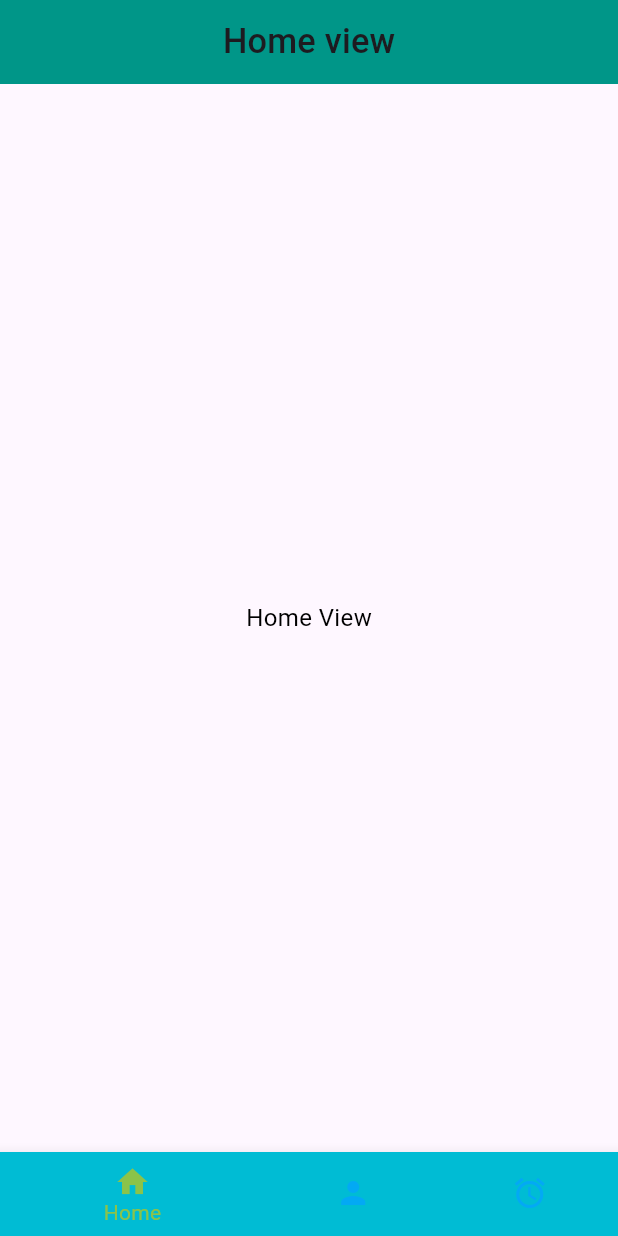
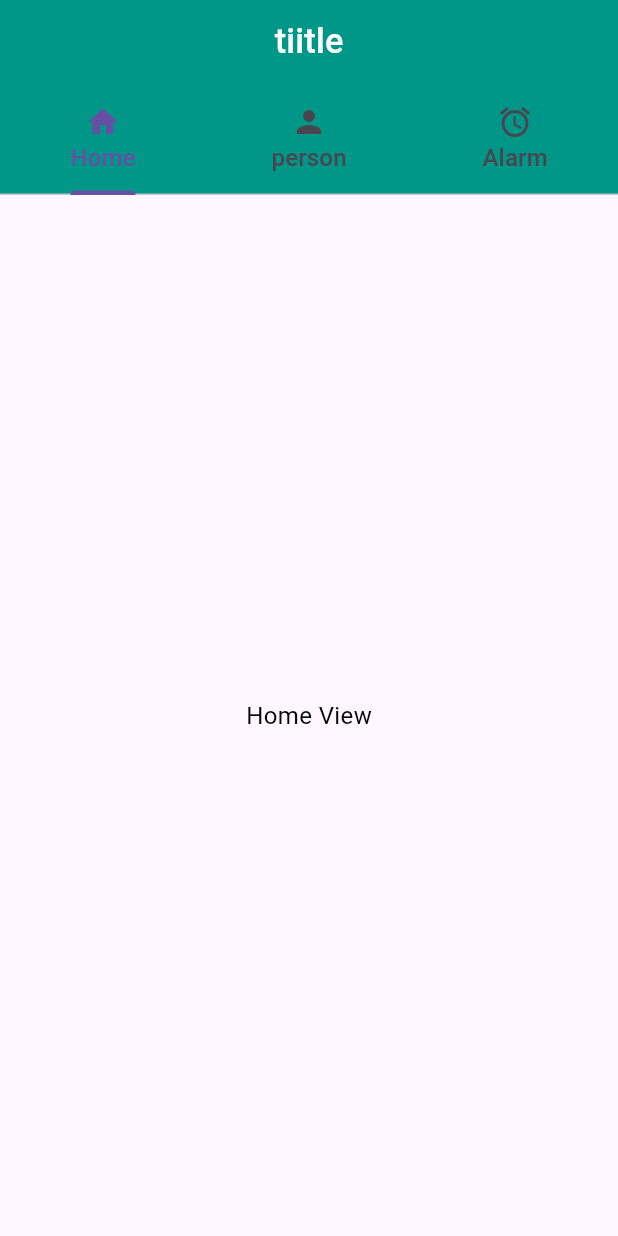
Before and after one commit to Gulshid/Chat-App, a Flutter app: the screen it shows after launch, on a phone screen of 412 x 824 dp. Run offline on Flutter 3.47's test engine with Material 3 defaults, Android fonts, the phone set to English and light mode, and no system bars; our stand-ins replace flutter_screenutil.

Commit message:
Tab bar also done

```diff
--- a/chat_app/lib/view_/alarm_view.dart
+++ b/chat_app/lib/view_/alarm_view.dart
@@ -11,10 +11,10 @@ class _AlarmViewState extends State<AlarmView> {
   @override
   Widget build(BuildContext context) {
     return Scaffold(
-      appBar: AppBar(
-        title: Text('alarm view'),
-        centerTitle: true,
-      ),
+      // appBar: AppBar(
+      //   title: Text('alarm view'),
+      //   centerTitle: true,
+      // ),
       body: Center(child: Text('Alarm View', style: TextStyle(color: Colors.black),),),
     );
   }
--- a/chat_app/lib/view_/home_vi.dart
+++ b/chat_app/lib/view_/home_vi.dart
@@ -11,10 +11,10 @@ class _HomeViState extends State<HomeVi> {
   @override
   Widget build(BuildContext context) {
     return Scaffold(
-      appBar: AppBar(
-        title: Text('Home view'),
-        centerTitle: true,
-      ),
+      // appBar: AppBar(
+      //   title: Text('Home view'),
+      //   centerTitle: true,
+      // ),
       body: Center(child: Text('Home View', style: TextStyle(color: Colors.black),),),
     );
   }
--- a/chat_app/lib/view_/home_view.dart
+++ b/chat_app/lib/view_/home_view.dart
@@ -1,9 +1,12 @@
-import 'package:chat_app/ViewModel/home_Provider.dart';
+// import 'package:chat_app/ViewModel/home_Provider.dart';
+// import 'package:chat_app/view_/alarm_view.dart';
+// import 'package:chat_app/view_/home_vi.dart';
+// import 'package:chat_app/view_/person_view.dart';
 import 'package:chat_app/view_/alarm_view.dart';
 import 'package:chat_app/view_/home_vi.dart';
 import 'package:chat_app/view_/person_view.dart';
 import 'package:flutter/material.dart';
-import 'package:provider/provider.dart';
+// import 'package:provider/provider.dart';
 
 class HomeView extends StatefulWidget {
   const HomeView({super.key});
@@ -13,42 +16,59 @@ class HomeView extends StatefulWidget {
 }
 
 class _HomeViewState extends State<HomeView> {
-  int index = 0;
-  List _page = [HomeVi(), PersonView(), AlarmView()];
+  // List _page = [HomeVi(), PersonView(), AlarmView()];
   @override
   Widget build(BuildContext context) {
-    final home_pro = Provider.of<HomeProvider>(context);
-    return Scaffold(
-      bottomNavigationBar: BottomNavigationBar(
-        backgroundColor: Colors.teal,
-        selectedItemColor: Colors.lightGreen,
-        unselectedItemColor: Colors.lightBlue,
-        type: BottomNavigationBarType.shifting,
-        currentIndex: home_pro.index,
-        onTap: (int newindex) {
-          home_pro.setindex(newindex);
-        },
-        items: [
-          BottomNavigationBarItem(
-            icon: Icon(Icons.home),
-            label: 'Home',
-            backgroundColor: Colors.cyan,
-          ),
+    // final home_pro = Provider.of<HomeProvider>(context);
+    return DefaultTabController(
+      length: 3,
+      child: Scaffold(
 
-          BottomNavigationBarItem(
-            icon: Icon(Icons.person),
-            label: 'person',
-            backgroundColor: Colors.green,
-          ),
+        appBar: AppBar(
+          centerTitle: true,
+          title: Text('tiitle', style: TextStyle(color: Colors.white),),
+          bottom: TabBar(tabs: [
+            Tab(icon: Icon(Icons.home),text: 'Home',),
+            Tab(icon: Icon(Icons.person), text: 'person',),
+            Tab(icon: Icon(Icons.alarm, ),text: 'Alarm',),
+          ]),
+        ),
+        // bottomNavigationBar: BottomNavigationBar(
+        //   backgroundColor: Colors.teal,
+        //   selectedItemColor: Colors.lightGreen,
+        //   unselectedItemColor: Colors.lightBlue,
+        //   type: BottomNavigationBarType.shifting,
+        //   currentIndex: home_pro.index,
+        //   onTap: (int newindex) {
+        //     home_pro.setindex(newindex);
+        //   },
+        //   items: [
+        //     BottomNavigationBarItem(
+        //       icon: Icon(Icons.home),
+        //       label: 'Home',
+        //       backgroundColor: Colors.cyan,
+        //     ),
 
-          BottomNavigationBarItem(
-            backgroundColor: Colors.red,
-            icon: Icon(Icons.alarm),
-            label: 'alarm',
-          ),
-        ],
+        //     BottomNavigationBarItem(
+        //       icon: Icon(Icons.person),
+        //       label: 'person',
+        //       backgroundColor: Colors.green,
+        //     ),
+
+        //     BottomNavigationBarItem(
+        //       backgroundColor: Colors.red,
+        //       icon: Icon(Icons.alarm),
+        //       label: 'alarm',
+        //     ),
+        //   ],
+        // ),
+        // body: _page[home_pro.index],
+        body: TabBarView(children: [
+          HomeVi(),
+          PersonView(),
+          AlarmView(),
+        ]),
       ),
-      body: _page[home_pro.index],
     );
   }
 }
--- a/chat_app/lib/view_/person_view.dart
+++ b/chat_app/lib/view_/person_view.dart
@@ -11,10 +11,10 @@ class _PersonViewState extends State<PersonView> {
   @override
   Widget build(BuildContext context) {
     return Scaffold(
-      appBar: AppBar(
-        title: Text('perosn view'),
-        centerTitle: true,
-      ),
+      // appBar: AppBar(
+      //   title: Text('perosn view'),
+      //   centerTitle: true,
+      // ),
       body: Center(child: Text('Person View', style: TextStyle(color: Colors.black),),),
     );
   }
```
